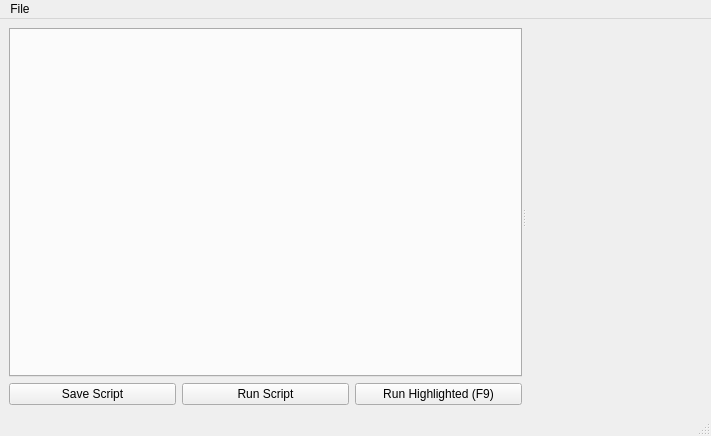
This is gui/scriptEditor.ui in flika-org/flika as Qt 5 draws it before an edit. The edited form follows.
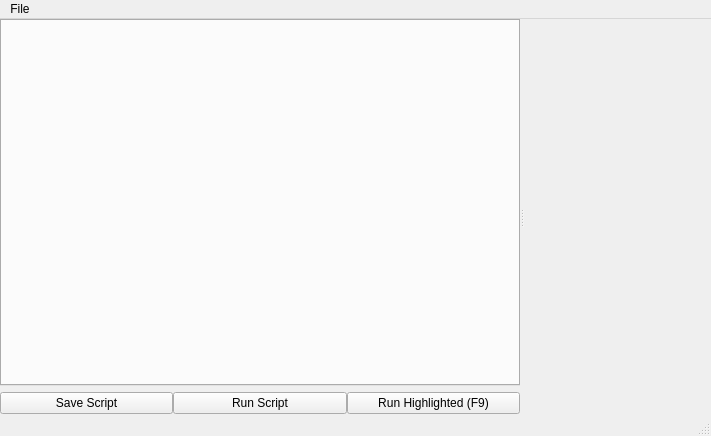
This is the edited form. Custom widgets are drawn as their Qt base class.

Diff of the .ui file:
```diff
--- a/gui/scriptEditor.ui
+++ b/gui/scriptEditor.ui
@@ -15,13 +15,25 @@
   </property>
   <widget class="QWidget" name="centralwidget">
    <layout class="QGridLayout" name="gridLayout">
+    <property name="margin">
+     <number>0</number>
+    </property>
+    <property name="spacing">
+     <number>0</number>
+    </property>
     <item row="0" column="0">
      <widget class="QSplitter" name="splitter">
       <property name="orientation">
        <enum>Qt::Horizontal</enum>
       </property>
+      <property name="handleWidth">
+       <number>4</number>
+      </property>
       <widget class="QWidget" name="verticalLayoutWidget">
        <layout class="QVBoxLayout" name="verticalLayout">
+        <property name="spacing">
+         <number>6</number>
+        </property>
         <item>
          <widget class="QTabWidget" name="scriptTabs">
           <property name="tabShape">
@@ -43,6 +55,9 @@
         </item>
         <item>
          <layout class="QHBoxLayout" name="horizontalLayout">
+          <property name="spacing">
+           <number>0</number>
+          </property>
           <item>
            <widget class="QPushButton" name="saveButton">
             <property name="text">
```
